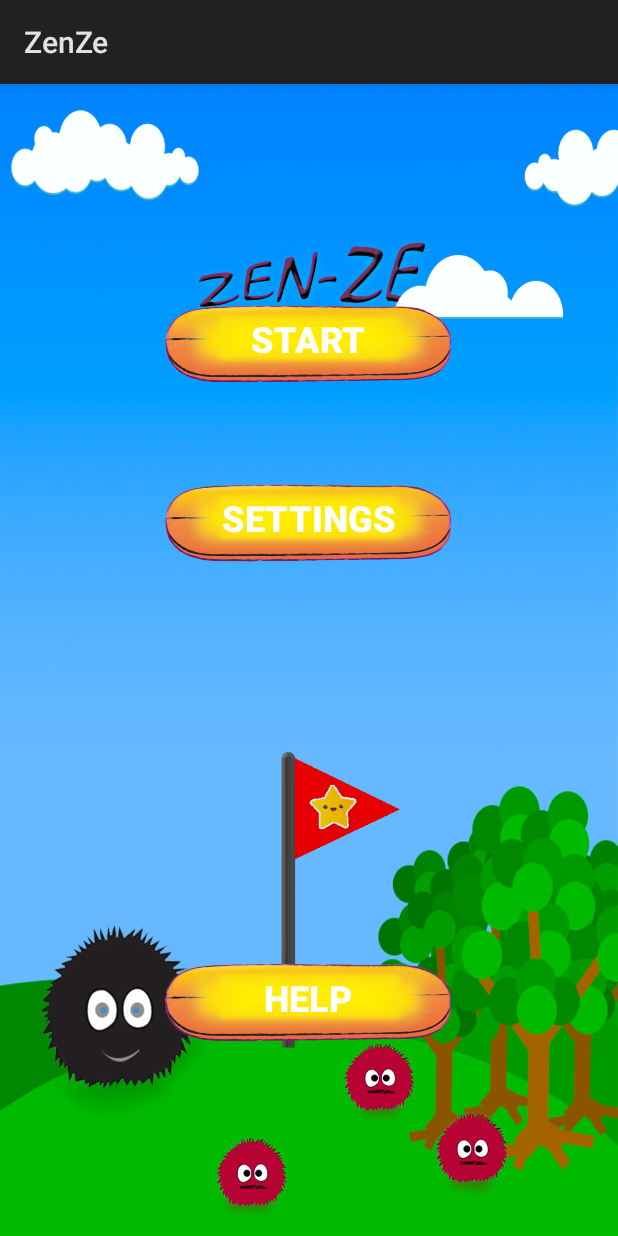
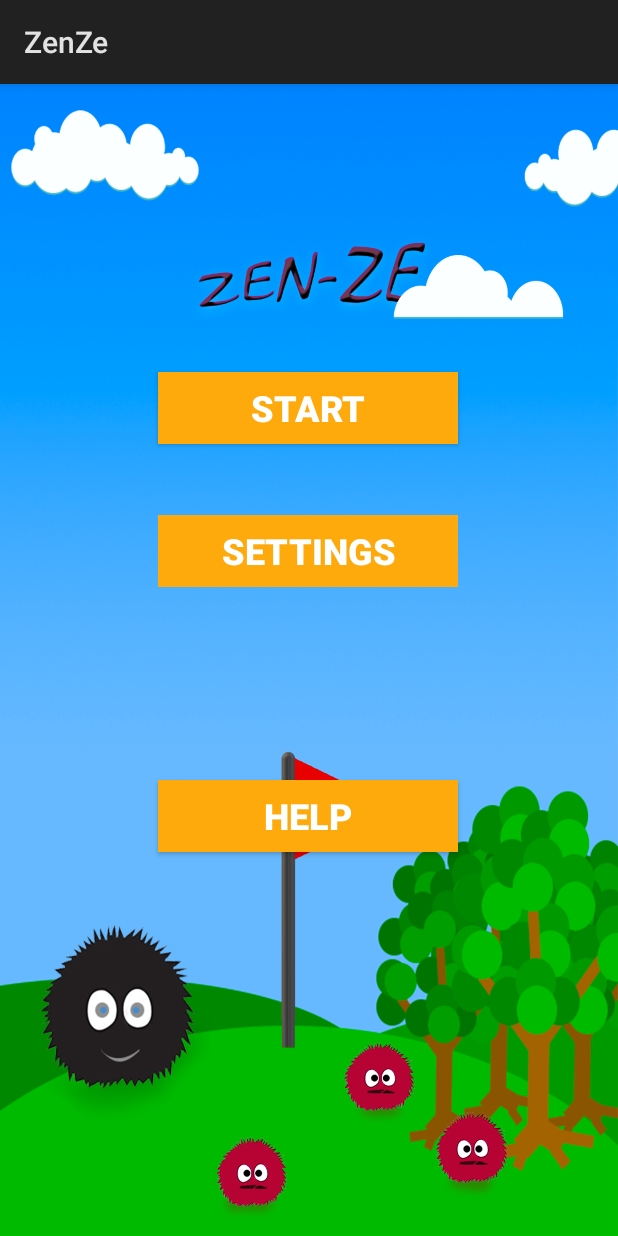
Before and after one commit to Zen-Ze/ZenZe, an Android app: the screen it shows after launch (MainMenuActivity), on a phone screen of 412 x 824 dp. Run offline under Robolectric (Android 15) with nearby library versions, the phone set to English and light mode, and no system bars.

Commit message:
reverting back to normal buttons on main menu

```diff
--- a/app/src/main/AndroidManifest.xml
+++ b/app/src/main/AndroidManifest.xml
@@ -54,6 +54,7 @@
             android:theme="@android:style/Theme.Black.NoTitleBar.Fullscreen" />
         <activity
             android:name=".activities.ItemDescription"
+            android:theme="@android:style/Theme.Black.NoTitleBar.Fullscreen"
             android:label="@string/title_activity_item_description" />
     </application>
 
--- a/app/src/main/res/layout/activity_item_description.xml
+++ b/app/src/main/res/layout/activity_item_description.xml
@@ -1,7 +1,4 @@
 <?xml version="1.0" encoding="utf-8"?>
-<ScrollView xmlns:android="http://schemas.android.com/apk/res/android"
-    android:layout_width="match_parent"
-    android:layout_height="match_parent">
 
     <LinearLayout xmlns:android="http://schemas.android.com/apk/res/android"
         xmlns:tools="http://schemas.android.com/tools"
@@ -10,7 +7,6 @@
         android:background="@color/cyan"
         android:orientation="vertical"
         tools:context="com.ucd.comp41690.team21.zenze.activities.Help">
-
 
         <TextView
             android:id="@+id/textview_title_item"
@@ -50,4 +46,3 @@
             android:textSize="15sp"
             android:typeface="monospace" />
     </LinearLayout>
-</ScrollView>
--- a/app/src/main/res/layout/activity_main_menu.xml
+++ b/app/src/main/res/layout/activity_main_menu.xml
@@ -13,34 +13,32 @@
     <Button
         android:id="@+id/start_button"
         style="@style/Widget.AppCompat.Button.Colored"
-        android:layout_width="350sp"
-        android:layout_height="300sp"
+        android:layout_width="200sp"
+        android:layout_height="wrap_content"
         android:layout_marginBottom="8dp"
         android:layout_marginEnd="8dp"
         android:layout_marginStart="8dp"
         android:layout_marginTop="8dp"
-        android:background="@drawable/mm_button"
+        android:background="?android:attr/colorPressedHighlight"
         android:onClick="startGame"
         android:text="@string/mm_start"
-        android:textColor="@color/cardview_light_background"
         android:textSize="24sp"
         android:textStyle="bold"
         app:layout_constraintBottom_toBottomOf="parent"
         app:layout_constraintEnd_toEndOf="parent"
-        app:layout_constraintHorizontal_bias="0.488"
+        app:layout_constraintHorizontal_bias="0.498"
         app:layout_constraintStart_toStartOf="parent"
         app:layout_constraintTop_toTopOf="parent"
-        app:layout_constraintVertical_bias="0.027" />
+        app:layout_constraintVertical_bias="0.261" />
 
     <Button
         android:id="@+id/help_button"
-        android:layout_width="350sp"
-        android:layout_height="302dp"
-        android:layout_marginBottom="8dp"
+        android:layout_width="200sp"
+        android:layout_height="wrap_content"
+        android:layout_marginBottom="256dp"
         android:layout_marginEnd="8dp"
         android:layout_marginStart="8dp"
-        android:layout_marginTop="8dp"
-        android:background="@drawable/mm_button"
+        android:background="?android:attr/colorPressedHighlight"
         android:elevation="0dp"
         android:text="@string/mm_Help"
         android:textColor="@color/cardview_light_background"
@@ -48,29 +46,28 @@
         android:textStyle="bold"
         app:layout_constraintBottom_toBottomOf="parent"
         app:layout_constraintEnd_toEndOf="parent"
-        app:layout_constraintHorizontal_bias="0.488"
-        app:layout_constraintStart_toStartOf="parent"
-        app:layout_constraintVertical_bias="0.531" />
+        app:layout_constraintHorizontal_bias="0.497"
+        app:layout_constraintStart_toStartOf="parent" />
 
     <Button
         android:id="@+id/setting_button"
         style="@style/Widget.AppCompat.Button.Borderless.Colored"
-        android:layout_width="350sp"
-        android:layout_height="300sp"
+        android:layout_width="200sp"
+        android:layout_height="wrap_content"
         android:layout_marginBottom="8dp"
         android:layout_marginEnd="8dp"
         android:layout_marginStart="8dp"
         android:layout_marginTop="8dp"
-        android:background="@drawable/mm_button"
+        android:background="?android:attr/colorPressedHighlight"
         android:text="@string/mm_settings"
         android:textColor="@color/cardview_light_background"
+        android:textSize="24sp"
         android:textStyle="bold"
-        android:textSize="24sp"
         app:layout_constraintBottom_toBottomOf="parent"
         app:layout_constraintEnd_toEndOf="parent"
-        app:layout_constraintHorizontal_bias="0.494"
+        app:layout_constraintHorizontal_bias="0.497"
         app:layout_constraintStart_toStartOf="parent"
         app:layout_constraintTop_toTopOf="parent"
-        app:layout_constraintVertical_bias="0.291" />
+        app:layout_constraintVertical_bias="0.397" />
 
 </android.support.constraint.ConstraintLayout>
```
